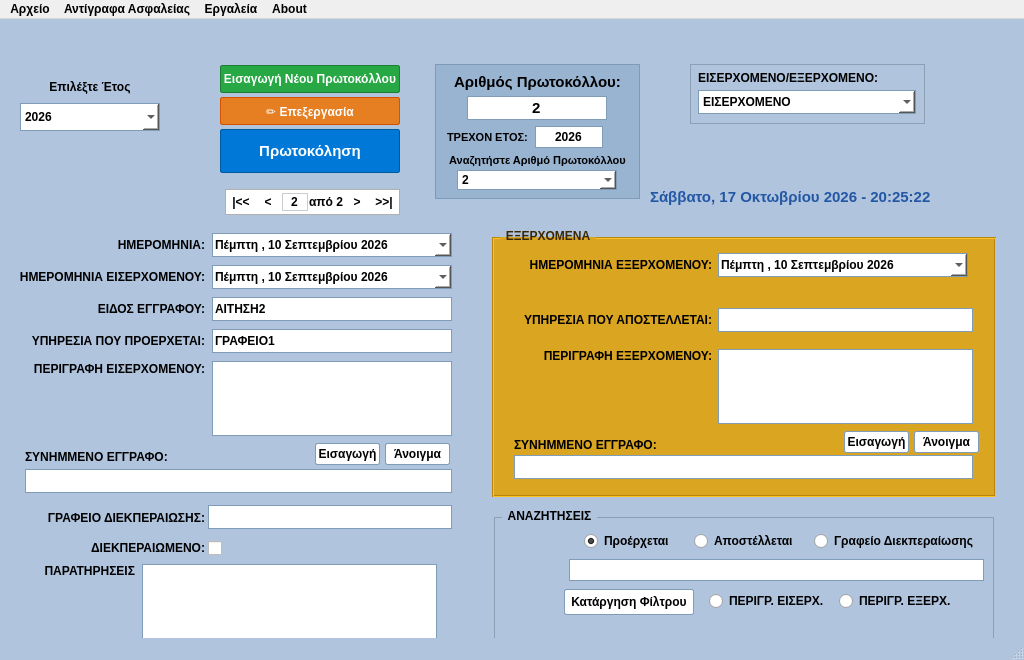
Above: protocol_form.ui from grcomandos83-cyber/ELECTRONIC-DOCUMENT-PROTOCOL before the change. Below: the same form after it.
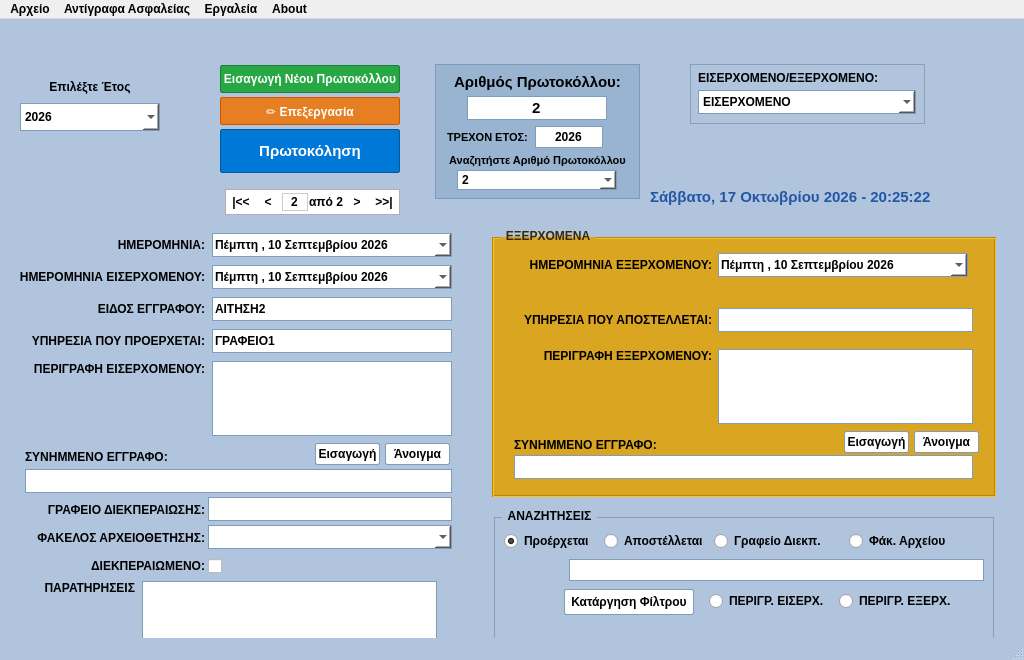
That is the form after the change.

```diff
--- a/protocol_form.ui
+++ b/protocol_form.ui
@@ -852,7 +852,7 @@
     <property name="geometry">
      <rect>
       <x>10</x>
-      <y>488</y>
+      <y>480</y>
       <width>195</width>
       <height>22</height>
      </rect>
@@ -875,7 +875,7 @@
     <property name="geometry">
      <rect>
       <x>208</x>
-      <y>486</y>
+      <y>478</y>
       <width>244</width>
       <height>24</height>
      </rect>
@@ -884,11 +884,56 @@
      <string notr="true">background-color: white; border: 1px solid #7f9db9;</string>
     </property>
    </widget>
+   <widget class="QLabel" name="lblArchiveFolder">
+    <property name="geometry">
+     <rect>
+      <x>10</x>
+      <y>508</y>
+      <width>195</width>
+      <height>22</height>
+     </rect>
+    </property>
+    <property name="font">
+     <font>
+      <pointsize>9</pointsize>
+      <weight>75</weight>
+      <bold>true</bold>
+     </font>
+    </property>
+    <property name="text">
+     <string>ΦΑΚΕΛΟΣ ΑΡΧΕΙΟΘΕΤΗΣΗΣ:</string>
+    </property>
+    <property name="alignment">
+     <set>Qt::AlignRight|Qt::AlignTrailing|Qt::AlignVCenter</set>
+    </property>
+   </widget>
+   <widget class="QComboBox" name="comboArchiveFolder">
+    <property name="geometry">
+     <rect>
+      <x>208</x>
+      <y>506</y>
+      <width>244</width>
+      <height>24</height>
+     </rect>
+    </property>
+    <property name="font">
+     <font>
+      <weight>75</weight>
+      <bold>true</bold>
+     </font>
+    </property>
+    <property name="styleSheet">
+     <string notr="true">background-color: white; border: 1px solid #7f9db9;</string>
+    </property>
+    <property name="editable">
+     <bool>true</bool>
+    </property>
+   </widget>
    <widget class="QLabel" name="lblCompleted">
     <property name="geometry">
      <rect>
       <x>10</x>
-      <y>518</y>
+      <y>536</y>
       <width>195</width>
       <height>22</height>
      </rect>
@@ -911,7 +956,7 @@
     <property name="geometry">
      <rect>
       <x>208</x>
-      <y>518</y>
+      <y>536</y>
       <width>24</width>
       <height>22</height>
      </rect>
@@ -924,7 +969,7 @@
     <property name="geometry">
      <rect>
       <x>15</x>
-      <y>545</y>
+      <y>562</y>
       <width>120</width>
       <height>22</height>
      </rect>
@@ -947,9 +992,9 @@
     <property name="geometry">
      <rect>
       <x>142</x>
-      <y>545</y>
+      <y>562</y>
       <width>295</width>
-      <height>75</height>
+      <height>60</height>
      </rect>
     </property>
     <property name="styleSheet">
@@ -1220,7 +1265,7 @@
     <widget class="QRadioButton" name="rbOrigin">
      <property name="geometry">
       <rect>
-       <x>90</x>
+       <x>10</x>
        <y>22</y>
        <width>95</width>
        <height>20</height>
@@ -1242,9 +1287,9 @@
     <widget class="QRadioButton" name="rbDest">
      <property name="geometry">
       <rect>
-       <x>200</x>
+       <x>110</x>
        <y>22</y>
-       <width>110</width>
+       <width>105</width>
        <height>20</height>
       </rect>
      </property>
@@ -1261,9 +1306,9 @@
     <widget class="QRadioButton" name="rbOffice">
      <property name="geometry">
       <rect>
-       <x>320</x>
+       <x>220</x>
        <y>22</y>
-       <width>165</width>
+       <width>130</width>
        <height>20</height>
       </rect>
      </property>
@@ -1274,7 +1319,26 @@
       </font>
      </property>
      <property name="text">
-      <string>Γραφείο Διεκπεραίωσης</string>
+      <string>Γραφείο Διεκπ.</string>
+     </property>
+    </widget>
+    <widget class="QRadioButton" name="rbArchive">
+     <property name="geometry">
+      <rect>
+       <x>355</x>
+       <y>22</y>
+       <width>135</width>
+       <height>20</height>
+      </rect>
+     </property>
+     <property name="font">
+      <font>
+       <weight>75</weight>
+       <bold>true</bold>
+      </font>
+     </property>
+     <property name="text">
+      <string>Φάκ. Αρχείου</string>
      </property>
     </widget>
     <widget class="QLineEdit" name="txtSearchQuery">
```
